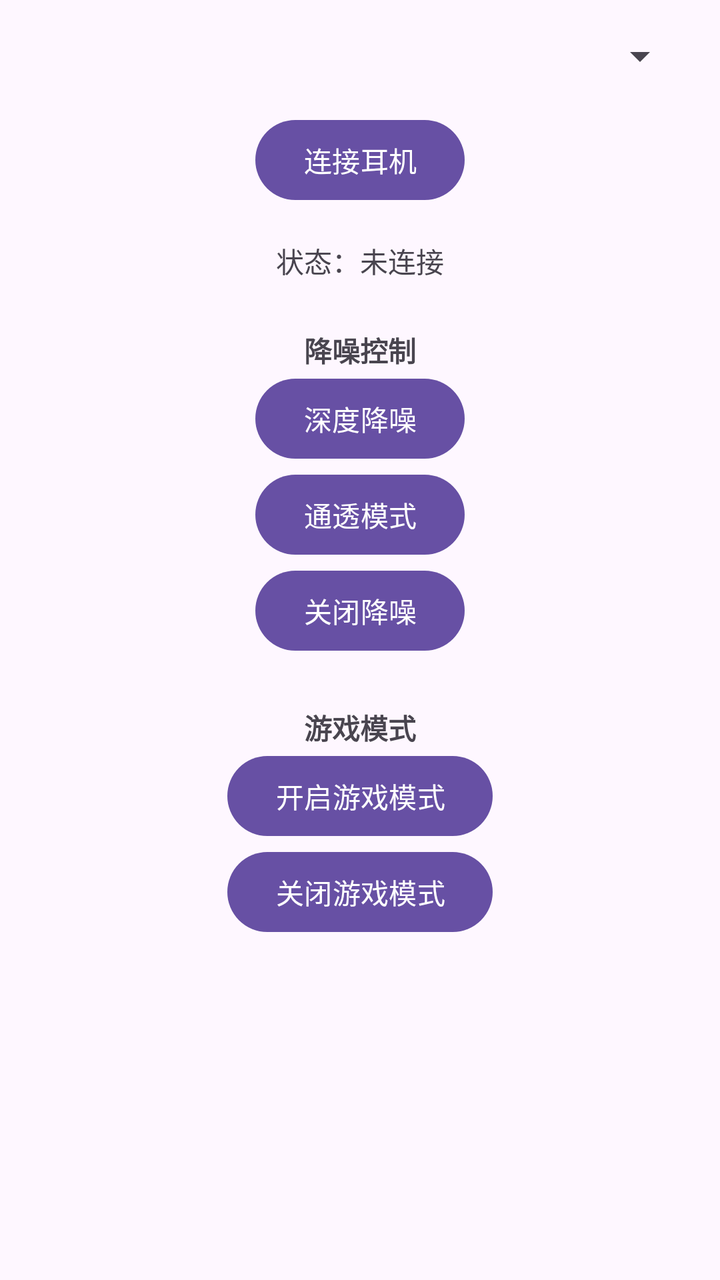
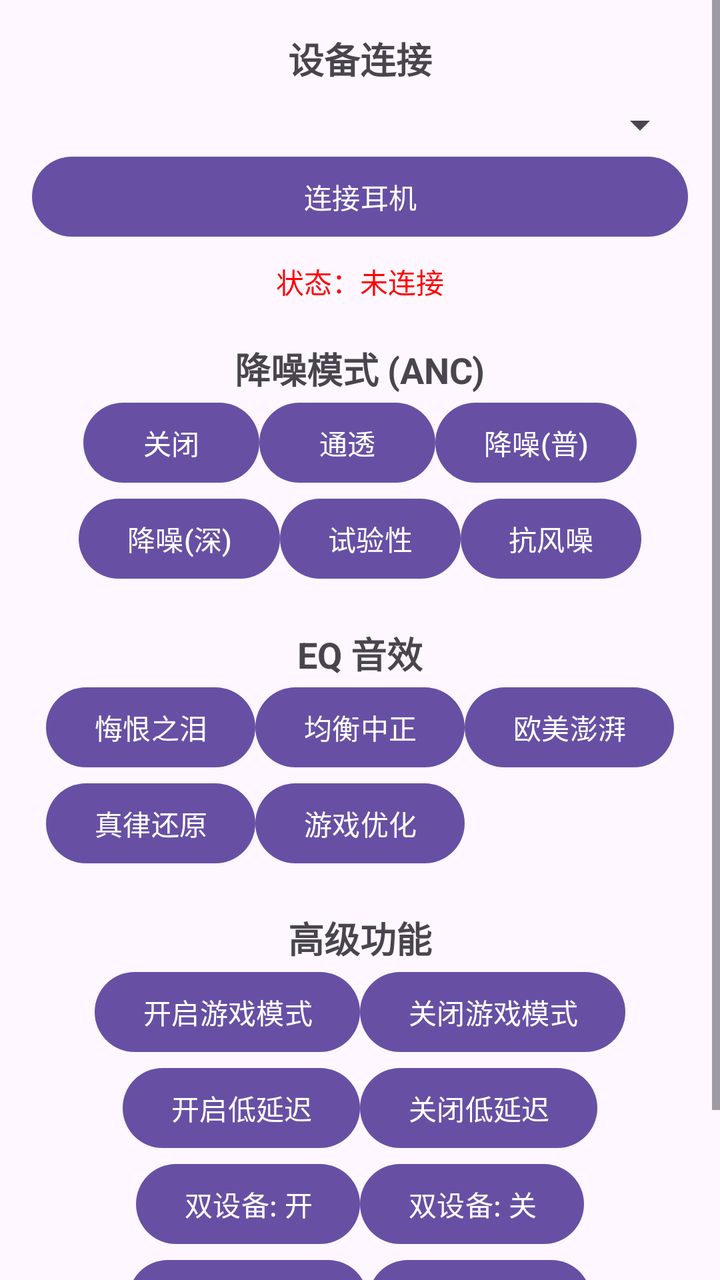

Before-and-after screenshots of an Android layout around one commit, followed by the original layout XML and the change that was made.
<!-- AndroidManifest.xml: application theme Theme.NiceHCKController -->
<!-- res/layout/activity_main.xml -->
<?xml version="1.0" encoding="utf-8"?>
<LinearLayout xmlns:android="http://schemas.android.com/apk/res/android"
    xmlns:tools="http://schemas.android.com/tools"
    android:layout_width="match_parent"
    android:layout_height="match_parent"
    android:orientation="vertical"
    android:padding="16dp"
    android:gravity="center_horizontal"
    tools:context=".MainActivity">

    <Spinner
        android:id="@+id/spinner_devices"
        android:layout_width="match_parent"
        android:layout_height="wrap_content"
        android:layout_marginBottom="16dp"/>

    <Button
        android:id="@+id/button_connect"
        android:layout_width="wrap_content"
        android:layout_height="wrap_content"
        android:text="连接耳机"
        android:onClick="connectDevice"/>

    <TextView
        android:id="@+id/text_status"
        android:layout_width="wrap_content"
        android:layout_height="wrap_content"
        android:text="状态：未连接"
        android:layout_marginTop="16dp"
        android:layout_marginBottom="24dp"/>

    <TextView
        android:layout_width="wrap_content"
        android:layout_height="wrap_content"
        android:text="降噪控制"
        android:textStyle="bold"/>

    <Button
        android:layout_width="wrap_content"
        android:layout_height="wrap_content"
        android:text="深度降噪"
        android:onClick="setAncDeep"/>

    <Button
        android:layout_width="wrap_content"
        android:layout_height="wrap_content"
        android:text="通透模式"
        android:onClick="setAncTransparency"/>

    <Button
        android:layout_width="wrap_content"
        android:layout_height="wrap_content"
        android:text="关闭降噪"
        android:onClick="setAncOff"/>

    <TextView
        android:layout_width="wrap_content"
        android:layout_height="wrap_content"
        android:layout_marginTop="24dp"
        android:text="游戏模式"
        android:textStyle="bold"/>

    <Button
        android:layout_width="wrap_content"
        android:layout_height="wrap_content"
        android:text="开启游戏模式"
        android:onClick="setGameModeOn"/>

    <Button
        android:layout_width="wrap_content"
        android:layout_height="wrap_content"
        android:text="关闭游戏模式"
        android:onClick="setGameModeOff"/>

</LinearLayout>
<!-- resources referenced by this layout -->
<resources>
  <style name="Theme.NiceHCKController" parent="Base.Theme.NiceHCKController" />
  <style name="Base.Theme.NiceHCKController" parent="Theme.Material3.DayNight.NoActionBar">
          
          
      </style>
</resources>

<!-- the commit's change to res/layout/activity_main.xml (unified diff, before → after) -->
@@ -1,75 +1,146 @@
 <?xml version="1.0" encoding="utf-8"?>
-<LinearLayout xmlns:android="http://schemas.android.com/apk/res/android"
-    xmlns:tools="http://schemas.android.com/tools"
+<ScrollView xmlns:android="http://schemas.android.com/apk/res/android"
     android:layout_width="match_parent"
-    android:layout_height="match_parent"
-    android:orientation="vertical"
-    android:padding="16dp"
-    android:gravity="center_horizontal"
-    tools:context=".MainActivity">
+    android:layout_height="match_parent">
 
-    <Spinner
-        android:id="@+id/spinner_devices"
+    <LinearLayout
         android:layout_width="match_parent"
         android:layout_height="wrap_content"
-        android:layout_marginBottom="16dp"/>
+        android:orientation="vertical"
+        android:padding="16dp"
+        android:gravity="center_horizontal">
 
-    <Button
-        android:id="@+id/button_connect"
-        android:layout_width="wrap_content"
-        android:layout_height="wrap_content"
-        android:text="连接耳机"
-        android:onClick="connectDevice"/>
+        
+        <TextView
+            android:text="设备连接"
+            android:textSize="18sp"
+            android:textStyle="bold"
+            android:layout_width="wrap_content"
+            android:layout_height="wrap_content"/>
 
-    <TextView
-        android:id="@+id/text_status"
-        android:layout_width="wrap_content"
-        android:layout_height="wrap_content"
-        android:text="状态：未连接"
-        android:layout_marginTop="16dp"
-        android:layout_marginBottom="24dp"/>
+        <Spinner
+            android:id="@+id/spinner_devices"
+            android:layout_width="match_parent"
+            android:layout_height="wrap_content"
+            android:layout_marginTop="8dp"/>
 
-    <TextView
-        android:layout_width="wrap_content"
-        android:layout_height="wrap_content"
-        android:text="降噪控制"
-        android:textStyle="bold"/>
+        <Button
+            android:text="连接耳机"
+            android:onClick="connectDevice"
+            android:layout_width="match_parent"
+            android:layout_height="wrap_content"/>
 
-    <Button
-        android:layout_width="wrap_content"
-        android:layout_height="wrap_content"
-        android:text="深度降噪"
-        android:onClick="setAncDeep"/>
+        <TextView
+            android:id="@+id/text_status"
+            android:text="状态：未连接"
+            android:textColor="#FF0000"
+            android:layout_marginTop="8dp"
+            android:layout_marginBottom="20dp"
+            android:layout_width="wrap_content"
+            android:layout_height="wrap_content"/>
 
-    <Button
-        android:layout_width="wrap_content"
-        android:layout_height="wrap_content"
-        android:text="通透模式"
-        android:onClick="setAncTransparency"/>
+        
+        <TextView
+            android:text="降噪模式 (ANC)"
+            android:textSize="18sp"
+            android:textStyle="bold"
+            android:layout_width="wrap_content"
+            android:layout_height="wrap_content"/>
 
-    <Button
-        android:layout_width="wrap_content"
-        android:layout_height="wrap_content"
-        android:text="关闭降噪"
-        android:onClick="setAncOff"/>
+        <LinearLayout
+            android:orientation="horizontal"
+            android:layout_width="match_parent"
+            android:layout_height="wrap_content"
+            android:gravity="center">
+            <Button android:text="关闭" android:onClick="setAncOff" android:layout_width="wrap_content" android:layout_height="wrap_content"/>
+            <Button android:text="通透" android:onClick="setAncTransparency" android:layout_width="wrap_content" android:layout_height="wrap_content"/>
+            <Button android:text="降噪(普)" android:onClick="setAncNormal" android:layout_width="wrap_content" android:layout_height="wrap_content"/>
+        </LinearLayout>
+        <LinearLayout
+            android:orientation="horizontal"
+            android:layout_width="match_parent"
+            android:layout_height="wrap_content"
+            android:gravity="center">
+            <Button android:text="降噪(深)" android:onClick="setAncDeep" android:layout_width="wrap_content" android:layout_height="wrap_content"/>
+            <Button android:text="试验性" android:onClick="setAncExperimental" android:layout_width="wrap_content" android:layout_height="wrap_content"/>
+            <Button android:text="抗风噪" android:onClick="setAncWind" android:layout_width="wrap_content" android:layout_height="wrap_content"/>
+        </LinearLayout>
 
-    <TextView
-        android:layout_width="wrap_content"
-        android:layout_height="wrap_content"
-        android:layout_marginTop="24dp"
-        android:text="游戏模式"
-        android:textStyle="bold"/>
+        
+        <TextView
+            android:text="EQ 音效"
+            android:textSize="18sp"
+            android:textStyle="bold"
+            android:layout_marginTop="20dp"
+            android:layout_width="wrap_content"
+            android:layout_height="wrap_content"/>
 
-    <Button
-        android:layout_width="wrap_content"
-        android:layout_height="wrap_content"
-        android:text="开启游戏模式"
-        android:onClick="setGameModeOn"/>
+        <GridLayout
+            android:columnCount="3"
+            android:layout_width="wrap_content"
+            android:layout_height="wrap_content"
+            android:layout_gravity="center">
 
-    <Button
-        android:layout_width="wrap_content"
-        android:layout_height="wrap_content"
-        android:text="关闭游戏模式"
-        android:onClick="setGameModeOff"/>
+            <Button android:text="悔恨之泪" android:onClick="setEqBlue"/>
+            <Button android:text="均衡中正" android:onClick="setEqBalanced"/>
+            <Button android:text="欧美澎湃" android:onClick="setEqBass"/>
+            <Button android:text="真律还原" android:onClick="setEqPure"/>
+            <Button android:text="游戏优化" android:onClick="setEqGame"/>
+        </GridLayout>
 
-</LinearLayout>
+        
+        <TextView
+            android:text="高级功能"
+            android:textSize="18sp"
+            android:textStyle="bold"
+            android:layout_marginTop="20dp"
+            android:layout_width="wrap_content"
+            android:layout_height="wrap_content"/>
+
+        <LinearLayout
+            android:orientation="horizontal"
+            android:layout_width="match_parent"
+            android:layout_height="wrap_content"
+            android:gravity="center">
+            <Button android:text="开启游戏模式" android:onClick="setGameModeOn" android:layout_width="wrap_content" android:layout_height="wrap_content"/>
+            <Button android:text="关闭游戏模式" android:onClick="setGameModeOff" android:layout_width="wrap_content" android:layout_height="wrap_content"/>
+        </LinearLayout>
+
+        <LinearLayout
+            android:orientation="horizontal"
+            android:layout_width="match_parent"
+            android:layout_height="wrap_content"
+            android:gravity="center">
+            <Button android:text="开启低延迟" android:onClick="setLowLatencyOn" android:layout_width="wrap_content" android:layout_height="wrap_content"/>
+            <Button android:text="关闭低延迟" android:onClick="setLowLatencyOff" android:layout_width="wrap_content" android:layout_height="wrap_content"/>
+        </LinearLayout>
+
+        <LinearLayout
+            android:orientation="horizontal"
+            android:layout_width="match_parent"
+            android:layout_height="wrap_content"
+            android:gravity="center">
+            <Button android:text="双设备: 开" android:onClick="setDualConnOn" android:layout_width="wrap_content" android:layout_height="wrap_content"/>
+            <Button android:text="双设备: 关" android:onClick="setDualConnOff" android:layout_width="wrap_content" android:layout_height="wrap_content"/>
+        </LinearLayout>
+
+        <LinearLayout
+            android:orientation="horizontal"
+            android:layout_width="match_parent"
+            android:layout_height="wrap_content"
+            android:gravity="center">
+            <Button android:text="编码: LHDC" android:onClick="setCodecLHDC" android:layout_width="wrap_content" android:layout_height="wrap_content"/>
+            <Button android:text="编码: AAC" android:onClick="setCodecAAC" android:layout_width="wrap_content" android:layout_height="wrap_content"/>
+        </LinearLayout>
+
+        <LinearLayout
+            android:orientation="horizontal"
+            android:layout_width="match_parent"
+            android:layout_height="wrap_content"
+            android:gravity="center">
+            <Button android:text="抗风噪开关: 开" android:onClick="setAntiWindOn" android:layout_width="wrap_content" android:layout_height="wrap_content"/>
+            <Button android:text="抗风噪开关: 关" android:onClick="setAntiWindOff" android:layout_width="wrap_content" android:layout_height="wrap_content"/>
+        </LinearLayout>
+
+    </LinearLayout>
+</ScrollView>
